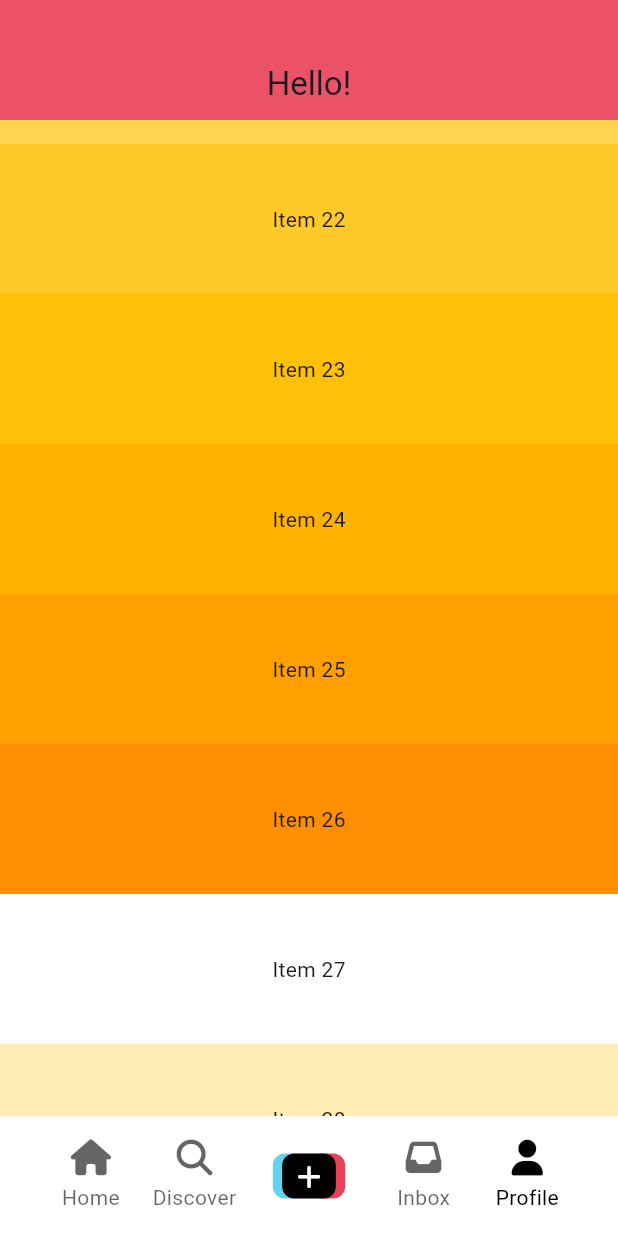
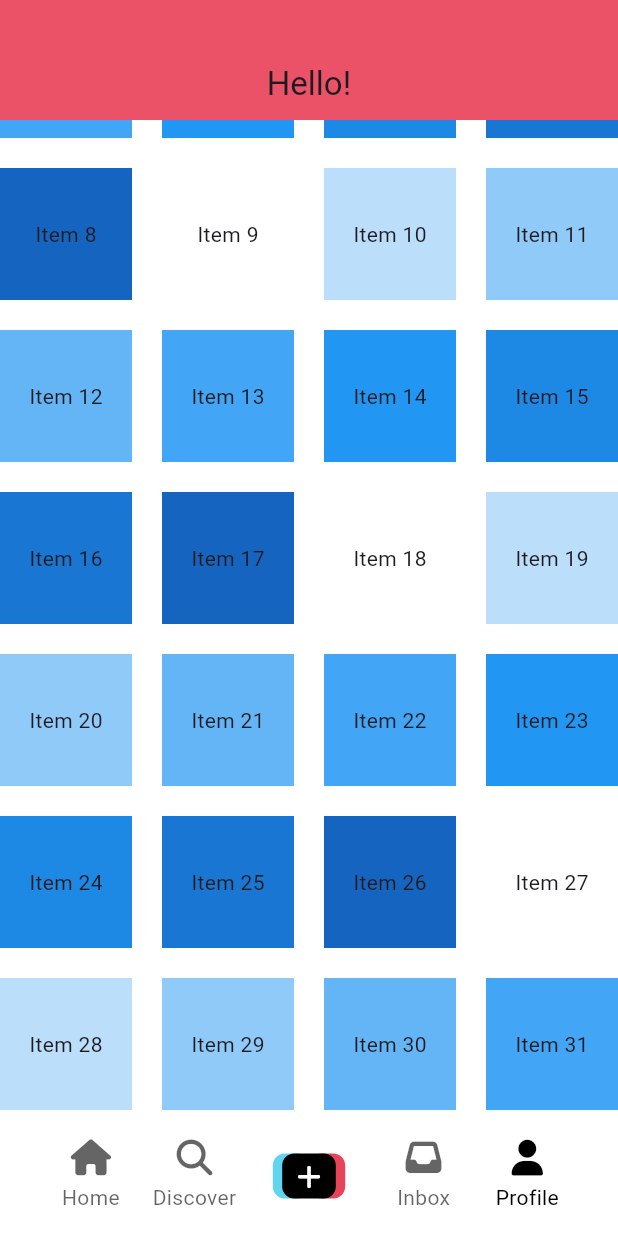
Before and after one commit to ynjch97/FlutterProject, a Flutter app: the screen it shows after launch, scrolled down 2304 dp, on a phone screen of 412 x 824 dp. Run offline on Flutter 3.47's test engine with Material 3 defaults, Android fonts, the phone set to English and light mode, and no system bars; our stand-ins replace font_awesome_flutter, shared_preferences, video_player, visibility_detector; network calls fail.

Commit message:
틱톡 클론코딩 > USER PROFILE > 12.3 SliverGrid

```diff
--- a/tiktok_clone/lib/features/users/user_profile_screen.dart
+++ b/tiktok_clone/lib/features/users/user_profile_screen.dart
@@ -1,4 +1,5 @@
 import 'package:flutter/material.dart';
+import 'package:tiktok_clone/constants/sizes.dart';
 
 class UserProfileScreen extends StatefulWidget {
   const UserProfileScreen({super.key});
@@ -15,8 +16,8 @@ class _UserProfileScreenState extends State<UserProfileScreen> {
       slivers: [
         SliverAppBar(
           // SliverAppBar 가 숨겨지거나 보여지는 방식
-          snap: true, // 살짝만 올라가도 appbar 전체가 바로 보여짐
-          floating: true, // 스크롤을 내렸다가 올라가면 다시 보여짐
+          // snap: true, // 살짝만 올라가도 appbar 전체가 바로 보여짐
+          // floating: true, // 스크롤을 내렸다가 올라가면 다시 보여짐
           stretch: true,
           pinned: true, // FlexibleSpaceBar 를 볼 수 있게 유지
           backgroundColor: Theme.of(context).primaryColor,
@@ -41,7 +42,7 @@ class _UserProfileScreenState extends State<UserProfileScreen> {
         ),
         SliverFixedExtentList(
           delegate: SliverChildBuilderDelegate(
-            childCount: 50, // 50개 제한
+            childCount: 20, // 20개 제한
             (context, index) => Container(
               color: Colors.amber[100 * (index % 9)],
               child: Align(
@@ -52,6 +53,25 @@ class _UserProfileScreenState extends State<UserProfileScreen> {
           ),
           itemExtent: 100, // item 의 height
         ),
+        SliverGrid(
+          delegate: SliverChildBuilderDelegate(
+            childCount: 50, // 50개 제한
+            (context, index) => Container(
+              color: Colors.blue[100 * (index % 9)],
+              child: Align(
+                alignment: Alignment.center,
+                child: Text("Item $index"),
+              ),
+            ),
+          ),
+          // 허용된 만큼의 무한한 grid 를 생성
+          gridDelegate: const SliverGridDelegateWithMaxCrossAxisExtent(
+            maxCrossAxisExtent: 100,
+            mainAxisSpacing: Sizes.size20,
+            crossAxisSpacing: Sizes.size20,
+            childAspectRatio: 1,
+          ),
+        ),
       ],
     );
   }
```
